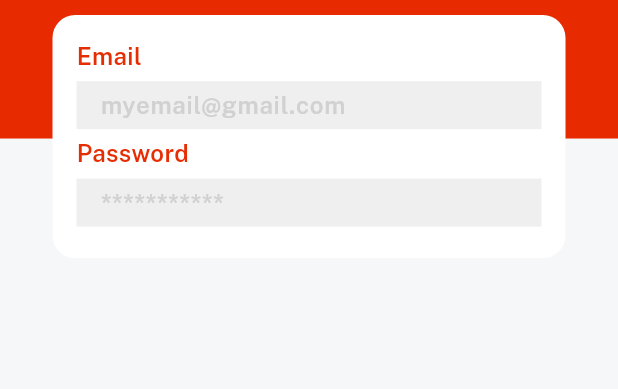
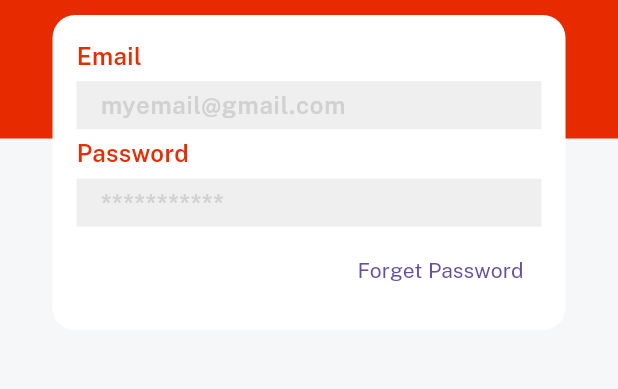
Before and after one commit to MDK301/e_commerce_01, a Flutter app: the screen it shows after launch, on a phone screen of 412 x 824 dp, the part 293-682 px from its top. Run offline on Flutter 3.47's test engine with Material 3 defaults, Android fonts, the phone set to English and light mode, and no system bars; our stand-ins replace get, velocity_x.

Commit message:
new file created name our_button.dart

```diff
--- a/lib/consts/strings.dart
+++ b/lib/consts/strings.dart
@@ -5,3 +5,8 @@ const email = "Email";
 const emailhint = "myemail@gmail.com";
 const password = "Password";
 const passwordhint = "***********";
+const forgetPass="Forget Password";
+const login = "Log in";
+const signup = "Sign up";
+const createNewAccount = "or, create a new account";
+const loginWith = "Log in With";
--- a/lib/views/auth_screen/login_screen.dart
+++ b/lib/views/auth_screen/login_screen.dart
@@ -23,6 +23,9 @@ class LoginScreen extends StatelessWidget {
                 children: [
                   customTextField(hint: emailhint, title: email),
                   customTextField(hint: passwordhint, title: password),
+                  Align(
+                    alignment: Alignment.centerRight,
+                      child: TextButton(onPressed: (){}, child: forgetPass.text.make())),
                 ],
               )
                   .box
```
Also changed, not shown: lib/widgets_common/our_button.dart (added).
